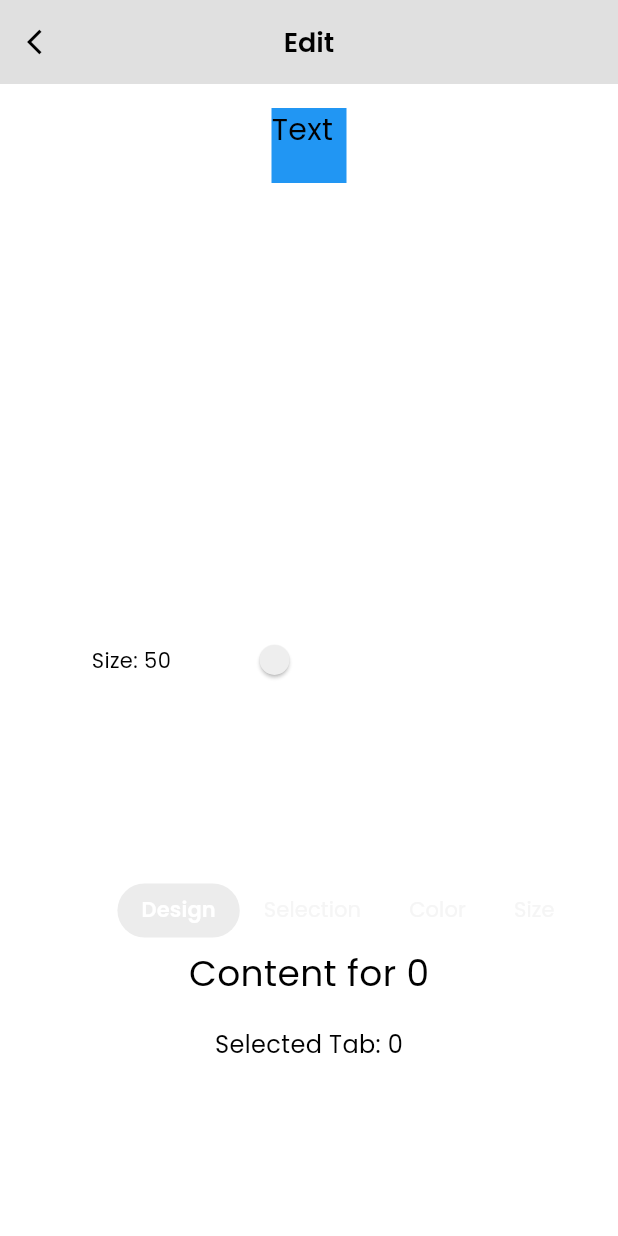
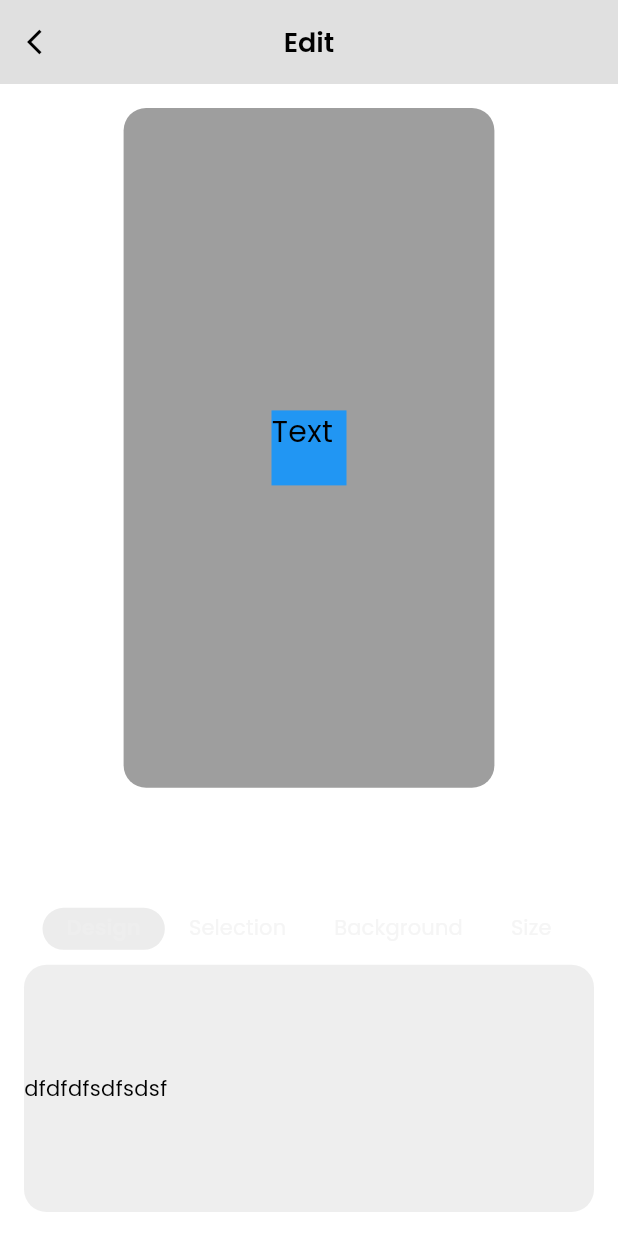
Before and after one commit to nabinoy/ytshare, a Flutter app: the EditPage screen opened by its route, on a phone screen of 412 x 824 dp. Run offline on Flutter 3.47's test engine with Material 3 defaults, Android fonts, the phone set to English and light mode, and no system bars; our stand-ins replace animated_splash_screen, cached_network_image, expandable_text, flutter_animate, material_design_icons_flutter, page_transition and 3 more; missing offline and left inert: flutter_snackbar_content; accounts and stored records are empty.

Commit message:
editr page modified

```diff
--- a/lib/screens/editpage.dart
+++ b/lib/screens/editpage.dart
@@ -1,6 +1,7 @@
 import 'package:flutter/material.dart';
 import 'package:flutter/services.dart';
 import 'package:ytshare/constants/global.dart';
+import 'package:ytshare/widgets/design0.dart';
 
 class EditPage extends StatefulWidget {
   static const String routeName = '/editpage';
@@ -14,6 +15,7 @@ class _EditPageState extends State<EditPage> {
   double _widgetSize = 50.0;
   Color _widgetColor = Colors.blue;
   int tabValue = 0;
+  int selectedDesign = 0;
 
   GlobalKey globalKey = GlobalKey();
   @override
@@ -40,48 +42,42 @@ class _EditPageState extends State<EditPage> {
       ),
       body: Padding(
         padding: EdgeInsets.all(16.0),
-        child: Stack(
-          alignment: AlignmentDirectional.topCenter,
+        child: Column(
+          mainAxisAlignment: MainAxisAlignment.spaceBetween,
           children: [
+            (selectedDesign == 0)
+                ? Design0(_widgetSize, (value) {
+                    setState(() {
+                      _widgetSize = value;
+                    });
+                  })
+                : Stack(alignment: Alignment.center, children: [
+                    Container(
+                        decoration: BoxDecoration(
+                          color: Colors.grey,
+                          borderRadius: BorderRadius.circular(15),
+                        ),
+                        height: MediaQuery.of(context).size.height * 0.55,
+                        width: MediaQuery.of(context).size.width * 0.6),
                     Container(
                       width: _widgetSize, // Adjust based on the maximum size
                       height: _widgetSize, // Adjust based on the maximum size
                       child: Container(
                         color: _widgetColor,
                         child: Text(
-                  'Text',
+                          'Textb',
                           style: TextStyle(fontSize: _widgetSize * 0.4),
                         ),
                       ),
-            ),
-            SizedBox(height: 20),
-            Row(
-              mainAxisAlignment: MainAxisAlignment.spaceEvenly,
-              children: [
-                Text('Size: ${_widgetSize.toInt()}'),
-                Slider(
-                  value: _widgetSize,
-                  min: 50,
-                  max: 200,
-                  onChanged: (value) {
-                    setState(() {
-                      _widgetSize = value;
-                    });
-                  },
-                ),
-              ],
-            ),
-            Positioned(
-              bottom: 100,
-              left: 0,
-              right: 0,
-              child: Column(
+                    )
+                  ]),
+            Column(
               children: [
                 DefaultTabController(
                   length: 4,
                   child: TabBar(
+                    tabAlignment: TabAlignment.center,
                     labelStyle: TextStyle(
-                          color: Colors.white,
                         fontWeight: FontWeight.w600,
                         fontFamily: Global.fontRegular),
                     unselectedLabelStyle: TextStyle(
@@ -90,7 +86,7 @@ class _EditPageState extends State<EditPage> {
                         fontFamily: Global.fontRegular),
                     physics: const BouncingScrollPhysics(),
                     isScrollable: true,
-                      indicatorPadding: const EdgeInsets.symmetric(vertical: 6),
+                    indicatorPadding: const EdgeInsets.symmetric(vertical: 10),
                     indicatorSize: TabBarIndicatorSize.tab,
                     dividerHeight: 0,
                     indicator: BoxDecoration(
@@ -101,7 +97,7 @@ class _EditPageState extends State<EditPage> {
                     tabs: [
                       Tab(text: 'Design'),
                       Tab(text: 'Selection'),
-                        Tab(text: 'Color'),
+                      Tab(text: 'Background'),
                       Tab(text: 'Size'),
                     ],
                     onTap: (value) {
@@ -111,9 +107,12 @@ class _EditPageState extends State<EditPage> {
                     },
                   ),
                 ),
-                  TabContent(tabValue),
+                TabContent(tabValue, _widgetSize, (value) {
+                  setState(() {
+                    _widgetSize = value;
+                  });
+                }),
               ],
-              ),
             )
           ],
         ),
@@ -122,28 +121,62 @@ class _EditPageState extends State<EditPage> {
   }
 }
 
-class TabContent extends StatelessWidget {
+class TabContent extends StatefulWidget {
   final int tabName;
+  final double widgetSize;
+  final ValueChanged<double> onSizeChanged;
 
-  TabContent(this.tabName);
+  const TabContent(this.tabName, this.widgetSize, this.onSizeChanged,
+      {super.key});
 
   @override
+  State<TabContent> createState() => _TabContentState();
+}
+
+class _TabContentState extends State<TabContent> {
+  @override
   Widget build(BuildContext context) {
-    return Center(
+    return Container(
+      height: MediaQuery.of(context).size.height * 0.2,
+      decoration: BoxDecoration(
+        color: Theme.of(context).colorScheme.primary,
+        borderRadius: BorderRadius.circular(15),
+      ),
+      child: ((widget.tabName == 0))
+          ? Row(children: [Text('dfdfdf'), Text('sdfsdsf')])
+          : (widget.tabName == 3)
+              ? Row(
+                  mainAxisAlignment: MainAxisAlignment.spaceEvenly,
+                  children: [
+                    Text('Size: ${widget.widgetSize.toInt()}'),
+                    Slider(
+                      value: widget.widgetSize,
+                      min: 50,
+                      max: 200,
+                      onChanged: (value) {
+                        setState(() {
+                          widget.onSizeChanged(value);
+                        });
+                      },
+                    ),
+                  ],
+                )
+              : Center(
                   child: Column(
                     mainAxisAlignment: MainAxisAlignment.center,
                     children: [
                       Text(
-            'Content for $tabName',
+                        'Content foreeee ${widget.tabName}',
                         style: TextStyle(fontSize: 24),
                       ),
                       SizedBox(height: 20),
                       Text(
-            'Selected Tab: $tabName',
+                        'Selected Tab: ${widget.tabName}',
                         style: TextStyle(fontSize: 16),
                       ),
                     ],
                   ),
+                ),
     );
   }
 }
--- /dev/null
+++ b/lib/widgets/design0.dart
@@ -0,0 +1,37 @@
+import 'package:flutter/material.dart';
+
+class Design0 extends StatefulWidget {
+  final double widgetSize;
+  final ValueChanged<double> onSizeChanged;
+
+  const Design0(this.widgetSize,this.onSizeChanged, {super.key});
+
+  @override
+  State<Design0> createState() => _Design0State();
+}
+
+class _Design0State extends State<Design0> {
+  @override
+  Widget build(BuildContext context) {
+    return Stack(alignment: Alignment.center, children: [
+      Container(
+          decoration: BoxDecoration(
+            color: Colors.grey,
+            borderRadius: BorderRadius.circular(15),
+          ),
+          height: MediaQuery.of(context).size.height * 0.55,
+          width: MediaQuery.of(context).size.width * 0.6),
+      Container(
+        width: widget.widgetSize, // Adjust based on the maximum size
+        height: widget.widgetSize, // Adjust based on the maximum size
+        child: Container(
+          color: Colors.blue,
+          child: Text(
+            'Text',
+            style: TextStyle(fontSize: widget.widgetSize * 0.4),
+          ),
+        ),
+      )
+    ]);
+  }
+}
```
Lines whose indentation alone changed are shown as unchanged.
